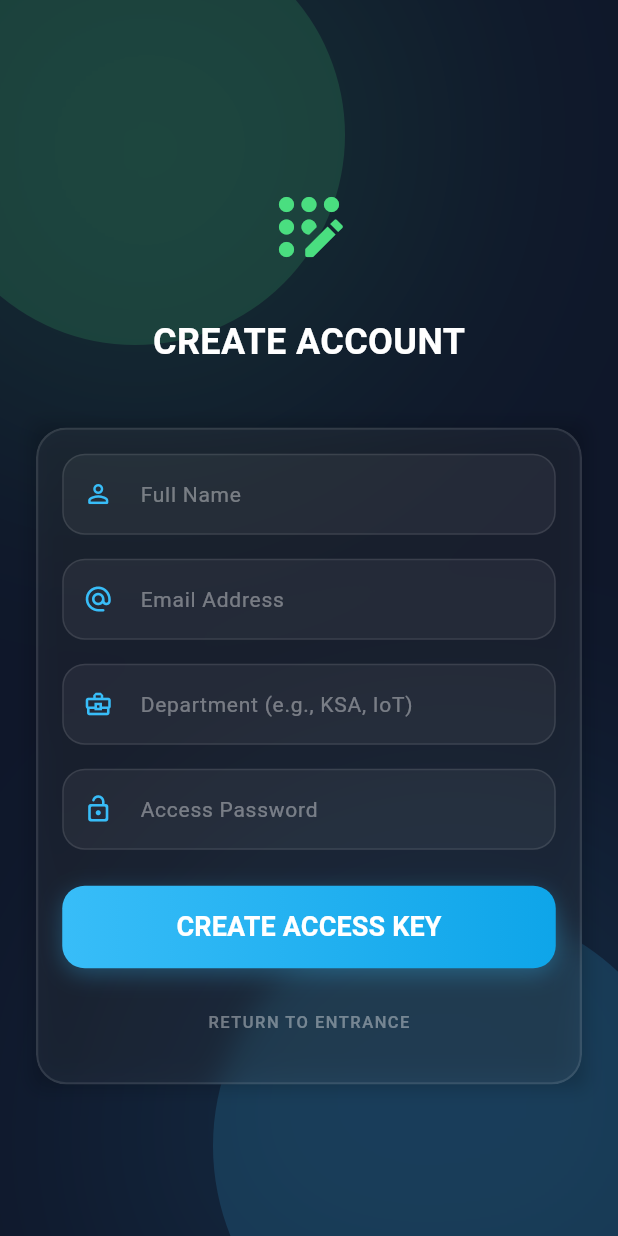
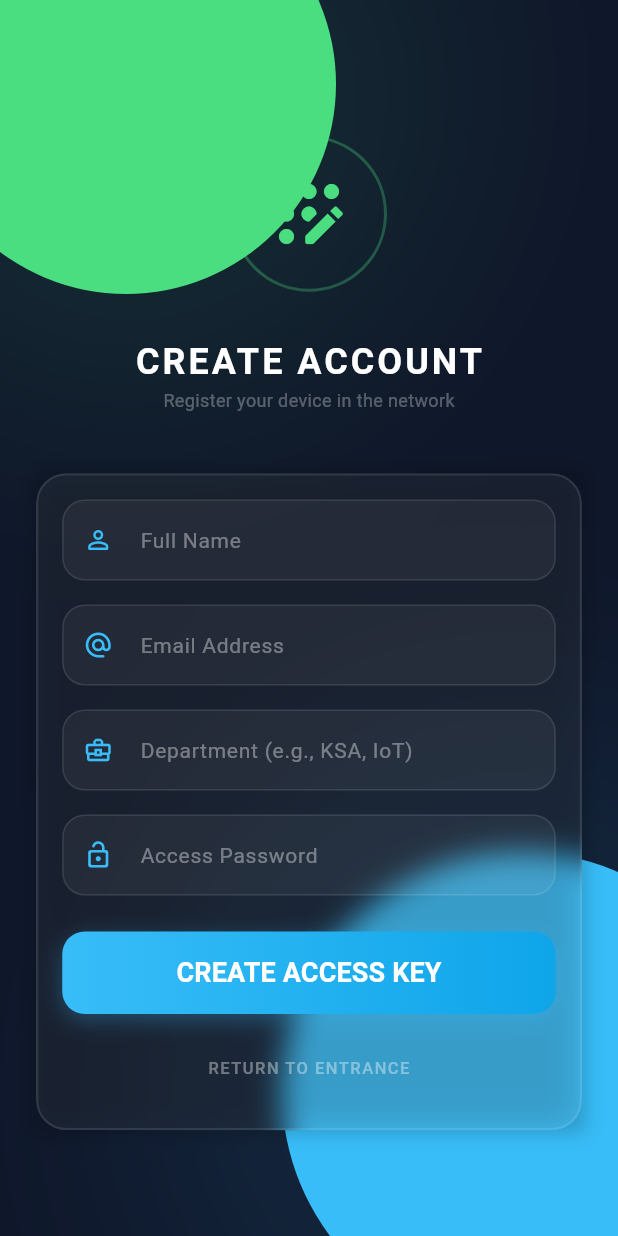
Before and after one commit to Art-Invis/mobile_flutter_iot, a Flutter app: the RegisterScreen screen opened by its route, on a phone screen of 412 x 824 dp. Run offline on Flutter 3.47's test engine with Material 3 defaults, Android fonts, the phone set to English and light mode, and no system bars.

Commit message:
Remove negative positioning

```diff
--- a/lib/screens/auth/register_screen.dart
+++ b/lib/screens/auth/register_screen.dart
@@ -12,43 +12,44 @@ class RegisterScreen extends StatelessWidget {
     return Scaffold(
       body: Stack(
         children: [
-          Positioned(
-            top: -50,
-            left: -50,
-            child: BlurBlob(
-              color: const Color(0xFF4ADE80).withValues(alpha: 0.15),
-              size: 280,
-            ),
+          const BlurBlob(
+            alignment: Alignment.topLeft,
+            translation: Offset(-0.2, -0.3),
+            color: Color(0xFF4ADE80),
+            size: 280,
           ),
-          Positioned(
-            bottom: -100,
-            right: -50,
-            child: BlurBlob(
-              color: const Color(0xFF38BDF8).withValues(alpha: 0.15),
-              size: 320,
-            ),
+
+          const BlurBlob(
+            alignment: Alignment.bottomRight,
+            translation: Offset(0.3, 0.2),
+            color: Color(0xFF38BDF8),
+            size: 320,
           ),
+
           SafeArea(
             child: Center(
               child: SingleChildScrollView(
                 padding: const EdgeInsets.symmetric(horizontal: 24),
                 child: Column(
+                  mainAxisAlignment: MainAxisAlignment.center,
                   children: [
                     const SizedBox(height: 20),
-                    const Icon(
-                      Icons.app_registration_rounded,
-                      size: 60,
-                      color: Color(0xFF4ADE80),
-                    ),
+                    _buildTopIcon(),
                     const SizedBox(height: 30),
                     const Text(
                       'CREATE ACCOUNT',
                       style: TextStyle(
                         fontSize: 24,
                         fontWeight: FontWeight.bold,
+                        letterSpacing: 2,
                       ),
                     ),
+                    const Text(
+                      'Register your device in the network',
+                      style: TextStyle(color: Colors.white30, fontSize: 12),
+                    ),
                     const SizedBox(height: 40),
+
                     _buildRegisterForm(context),
                   ],
                 ),
@@ -56,6 +57,24 @@ class RegisterScreen extends StatelessWidget {
             ),
           ),
         ],
+      ),
+    );
+  }
+
+  Widget _buildTopIcon() {
+    return Container(
+      padding: const EdgeInsets.all(20),
+      decoration: BoxDecoration(
+        shape: BoxShape.circle,
+        border: Border.all(
+          color: const Color(0xFF4ADE80).withValues(alpha: 0.3),
+          width: 2,
+        ),
+      ),
+      child: const Icon(
+        Icons.app_registration_rounded,
+        size: 60,
+        color: Color(0xFF4ADE80),
       ),
     );
   }
--- a/lib/screens/main/main_wrapper.dart
+++ b/lib/screens/main/main_wrapper.dart
@@ -13,7 +13,7 @@ class MainWrapper extends StatefulWidget {
 }
 
 class _MainWrapperState extends State<MainWrapper> {
-  int _selectedIndex = 0;
+  int _selectedIndex = 2;
 
   final List<Widget> _screens = [
     const DashboardScreen(),
--- a/lib/widgets/blur_blob.dart
+++ b/lib/widgets/blur_blob.dart
@@ -3,12 +3,24 @@ import 'package:flutter/material.dart';
 class BlurBlob extends StatelessWidget {
   final Color color;
   final double size;
+  final Alignment alignment;
+  final Offset translation;
 
-  const BlurBlob({required this.color, required this.size, super.key});
+  const BlurBlob({
+    required this.color,
+    required this.size,
+    this.alignment = Alignment.center,
+    this.translation = Offset.zero,
+    super.key,
+  });
 
   @override
   Widget build(BuildContext context) {
-    return Container(
+    return Align(
+      alignment: alignment,
+      child: FractionalTranslation(
+        translation: translation,
+        child: Container(
           width: size,
           height: size,
           decoration: BoxDecoration(
@@ -22,6 +34,8 @@ class BlurBlob extends StatelessWidget {
               ),
             ],
           ),
+        ),
+      ),
     );
   }
 }
```
Also changed, not shown: lib/screens/auth/login_screen.dart (+11 -14 lines), lib/screens/home/control_screen.dart (+7 -10 lines), 1 other file. Lines whose indentation alone changed are shown as unchanged.
